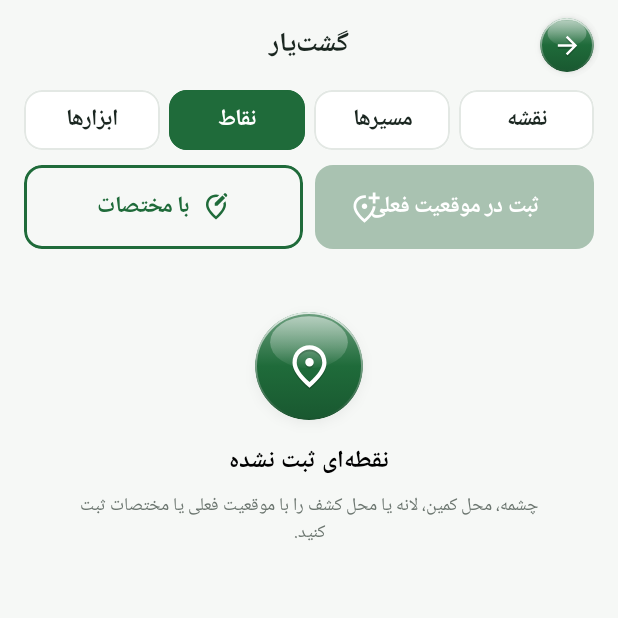
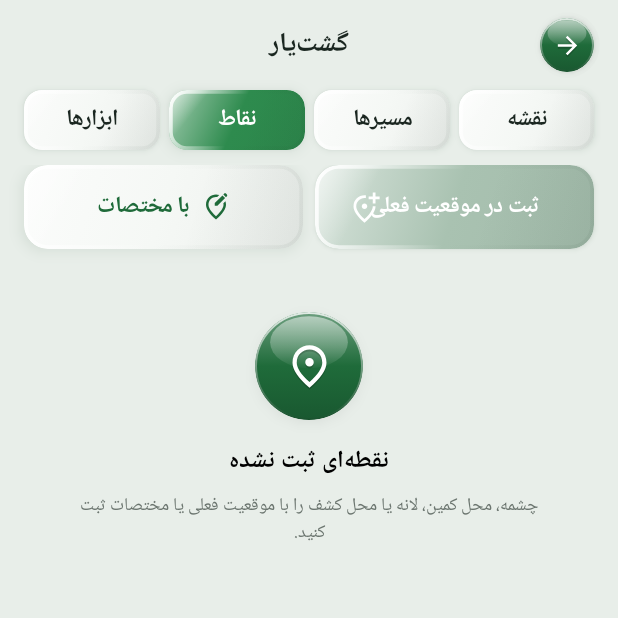
Before and after one commit to hydari/mohitban-android, an Android app built with Jetpack Compose: the GashtScreen screen opened through its navigation route, after a tap on "نقاط", on a phone screen of 412 x 824 dp, the top half of it. Run offline under Robolectric (Android 15) with nearby library versions, the phone set to English and light mode, and no system bars; our stand-ins replace Room's generated code; 1 statement that could not run was skipped; 2 other taps on this screen came first.

Commit message:
Formal claymorphism: clay cards, buttons, chips, tabs and bottom bar, inset clay fields, 16dp corners, light clay dashboard
Co-Authored-By: Claude Opus 5.5 <noreply@anthropic.com>
Claude-Session: https://claude.ai/code/session_019YAPU5vx6cTeVP4voc5iNR

```diff
--- a/app/src/main/java/ir/mohitban/app/ui/components/Animations.kt
+++ b/app/src/main/java/ir/mohitban/app/ui/components/Animations.kt
@@ -90,7 +90,7 @@ fun SuccessDialog(message: String, onFinished: () -> Unit, durationMs: Long = 14
             Modifier
                 .graphicsLayer { scaleX = appear.value; scaleY = appear.value }
                 .clip(RoundedCornerShape(Corners.R))
-                .background(Color.White)
+                .background(Clay.Surface)
                 .widthIn(min = 220.dp)
                 .padding(horizontal = 28.dp, vertical = 24.dp),
             horizontalAlignment = Alignment.CenterHorizontally,
--- /dev/null
+++ b/app/src/main/java/ir/mohitban/app/ui/components/Clay.kt
@@ -0,0 +1,99 @@
+package ir.mohitban.app.ui.components
+
+import android.os.Build
+import androidx.compose.animation.core.animateFloatAsState
+import androidx.compose.animation.core.tween
+import androidx.compose.foundation.interaction.MutableInteractionSource
+import androidx.compose.foundation.interaction.collectIsPressedAsState
+import androidx.compose.foundation.shape.RoundedCornerShape
+import androidx.compose.runtime.getValue
+import androidx.compose.runtime.remember
+import androidx.compose.ui.Modifier
+import androidx.compose.ui.composed
+import androidx.compose.ui.draw.clip
+import androidx.compose.ui.draw.drawBehind
+import androidx.compose.ui.draw.shadow
+import androidx.compose.ui.geometry.CornerRadius
+import androidx.compose.ui.geometry.Offset
+import androidx.compose.ui.geometry.Size
+import androidx.compose.ui.graphics.Brush
+import androidx.compose.ui.graphics.Color
+import androidx.compose.ui.graphics.drawscope.Stroke
+import androidx.compose.ui.graphics.drawscope.drawIntoCanvas
+import androidx.compose.ui.graphics.graphicsLayer
+import androidx.compose.ui.graphics.toArgb
+import androidx.compose.ui.unit.Dp
+import androidx.compose.ui.unit.dp
+import ir.mohitban.app.ui.theme.Corners
+
+/**
+ * Formal claymorphism: soft, slightly puffy surfaces in the organisation's greens.
+ * A raised clay surface = warm light from the top-left (white glow outside, highlight inside)
+ * and a soft green-grey shadow to the bottom-right; inset clay (fields) is the reverse.
+ */
+object Clay {
+    val Bg = Color(0xFFE8EEE9)
+    val Surface = Color(0xFFF5F8F5)
+    val Inset = Color(0xFFEAF0EB)
+    val Shadow = Color(0xFF6F8A76)
+}
+
+/** Raised clay surface. Put clickable/padding after it. */
+fun Modifier.clay(
+    radius: Dp = Corners.R,
+    color: Color = Clay.Surface,
+    depth: Dp = 9.dp,
+): Modifier = this
+    .drawBehind {
+        // white glow up-left (Android 9+ draws shadow layers for shapes; older phones simply skip it)
+        if (Build.VERSION.SDK_INT >= 28) {
+            val r = radius.toPx()
+            drawIntoCanvas { c ->
+                val p = android.graphics.Paint(android.graphics.Paint.ANTI_ALIAS_FLAG).apply {
+                    this.color = color.toArgb()
+                    setShadowLayer(depth.toPx() * 1.1f, -depth.toPx() * 0.45f, -depth.toPx() * 0.45f, Color.White.copy(alpha = 0.95f).toArgb())
+                }
+                c.nativeCanvas.drawRoundRect(0f, 0f, size.width, size.height, r, r, p)
+            }
+        }
+    }
+    .shadow(depth, RoundedCornerShape(radius), ambientColor = Clay.Shadow, spotColor = Clay.Shadow)
+    .clip(RoundedCornerShape(radius))
+    .drawBehind {
+        val r = radius.toPx()
+        drawRect(Brush.linearGradient(listOf(lerpColor(color, Color.White, 0.55f), color, lerpColor(color, Color.Black, 0.035f)), start = Offset.Zero, end = Offset(size.width, size.height)))
+        // inner highlight top-left and inner shade bottom-right: the "puffy" clay volume
+        drawRect(Brush.linearGradient(0f to Color.White.copy(alpha = 0.7f), 0.38f to Color.Transparent, start = Offset.Zero, end = Offset(size.width * 0.5f, size.height * 0.9f)))
+        drawRect(Brush.linearGradient(0.6f to Color.Transparent, 1f to Color(0xFF1F3B28).copy(alpha = 0.07f), start = Offset.Zero, end = Offset(size.width, size.height)))
+        val s = 2.5.dp.toPx()
+        drawRoundRect(
+            Brush.linearGradient(listOf(Color.White.copy(alpha = 0.95f), Color.White.copy(alpha = 0f), Color(0xFF1F3B28).copy(alpha = 0.06f)), start = Offset.Zero, end = Offset(size.width, size.height)),
+            topLeft = Offset(s / 2, s / 2), size = Size(size.width - s, size.height - s),
+            cornerRadius = CornerRadius(r - s / 2), style = Stroke(s),
+        )
+    }
+
+/** Pressed-in clay well, for text fields and selected states. */
+fun Modifier.clayInset(radius: Dp = Corners.R, color: Color = Clay.Inset): Modifier = this
+    .clip(RoundedCornerShape(radius))
+    .drawBehind {
+        drawRect(color)
+        val w = size.width; val h = size.height
+        val d = 7.dp.toPx()
+        // shadow falls in from the top-left edges, light from the bottom-right
+        drawRect(Brush.verticalGradient(listOf(Color(0xFF1F3B28).copy(alpha = 0.10f), Color.Transparent), startY = 0f, endY = d))
+        drawRect(Brush.horizontalGradient(listOf(Color(0xFF1F3B28).copy(alpha = 0.07f), Color.Transparent), startX = 0f, endX = d))
+        drawRect(Brush.verticalGradient(listOf(Color.Transparent, Color.White.copy(alpha = 0.9f)), startY = h - d, endY = h), topLeft = Offset(0f, h - d), size = Size(w, d))
+        drawRect(Brush.horizontalGradient(listOf(Color.Transparent, Color.White.copy(alpha = 0.7f)), startX = w - d, endX = w), topLeft = Offset(w - d, 0f), size = Size(d, h))
+    }
+
+/** Soft clay press: the element sinks a little while touched. Pass the same source to clickable. */
+fun Modifier.clayPress(source: MutableInteractionSource): Modifier = composed {
+    val pressed by source.collectIsPressedAsState()
+    val scale by animateFloatAsState(if (pressed) 0.97f else 1f, tween(if (pressed) 90 else 200), label = "clayPress")
+    graphicsLayer { scaleX = scale; scaleY = scale }
+}
+
+/** Convenience: a remembered interaction source for [clayPress] + clickable. */
+@androidx.compose.runtime.Composable
+fun rememberPress(): MutableInteractionSource = remember { MutableInteractionSource() }
--- a/app/src/main/java/ir/mohitban/app/ui/components/Common.kt
+++ b/app/src/main/java/ir/mohitban/app/ui/components/Common.kt
@@ -79,15 +79,14 @@ fun PillButton(
     enabled: Boolean = true,
     loading: Boolean = false,
 ) {
-    val shape = RoundedCornerShape(Corners.R)
+    val press = rememberPress()
     Box(
         modifier = modifier
             .fillMaxWidth()
             .height(56.dp)
-            .shadow(if (enabled) 10.dp else 0.dp, shape, ambientColor = MColors.Green, spotColor = MColors.Green)
-            .clip(shape)
-            .background(if (enabled) MColors.Green else Color(0xFFA9C2B1))
-            .clickable(enabled = enabled && !loading, onClick = onClick),
+            .clayPress(press)
+            .clay(color = if (enabled) MColors.Green2 else Color(0xFFA9C2B1), depth = if (enabled) 10.dp else 2.dp)
+            .clickable(interactionSource = press, indication = androidx.compose.material3.ripple(), enabled = enabled && !loading, onClick = onClick),
         contentAlignment = Alignment.Center,
     ) {
         if (loading) {
@@ -109,13 +108,13 @@ fun PillButton(
 
 @Composable
 fun OutlinePill(text: String, onClick: () -> Unit, modifier: Modifier = Modifier, icon: ImageVector? = null, color: Color = MColors.Green) {
-    val shape = RoundedCornerShape(Corners.R)
+    val press = rememberPress()
     Row(
         modifier = modifier
             .height(52.dp)
-            .clip(shape)
-            .border(1.5.dp, color, shape)
-            .clickable(onClick = onClick)
+            .clayPress(press)
+            .clay(depth = 6.dp)
+            .clickable(interactionSource = press, indication = androidx.compose.material3.ripple(), onClick = onClick)
             .padding(horizontal = 16.dp),
         verticalAlignment = Alignment.CenterVertically,
         horizontalArrangement = Arrangement.Center,
@@ -124,7 +123,7 @@ fun OutlinePill(text: String, onClick: () -> Unit, modifier: Modifier = Modifier
             Icon(icon, null, tint = color, modifier = Modifier.size(20.dp))
             Spacer(Modifier.width(8.dp))
         }
-        Text(text, color = color, style = MaterialTheme.typography.labelLarge)
+        Text(text, color = color, style = MaterialTheme.typography.labelLarge.copy(fontWeight = FontWeight.Bold))
     }
 }
 
@@ -138,14 +137,12 @@ fun AppCard(
     onClick: (() -> Unit)? = null,
     content: @Composable ColumnScope.() -> Unit,
 ) {
-    val shape = RoundedCornerShape(radius)
+    val press = rememberPress()
     Column(
         modifier = modifier
-            .shadow(5.dp, shape, ambientColor = Color(0x22143C1E), spotColor = Color(0x22143C1E))
-            .clip(shape)
-            .background(Color.White)
-            .border(1.dp, Color(0xFFEEF1EE), shape)
-            .then(if (onClick != null) Modifier.clickable(onClick = onClick) else Modifier),
+            .then(if (onClick != null) Modifier.clayPress(press) else Modifier)
+            .clay(radius)
+            .then(if (onClick != null) Modifier.clickable(interactionSource = press, indication = androidx.compose.material3.ripple(), onClick = onClick) else Modifier),
         content = content,
     )
 }
@@ -187,43 +184,13 @@ fun GlassCard(
     onClick: (() -> Unit)? = null,
     content: @Composable RowScope.() -> Unit,
 ) {
-    val shape = RoundedCornerShape(radius)
-    val backdrop = LocalGlassBackdrop.current
-    var position by remember { mutableStateOf(Offset.Zero) }
+    // formerly liquid glass; now the same clay surface as every card (dark = a faint green tint)
+    val press = rememberPress()
     Row(
         modifier = modifier
-            .shadow(if (dark) 8.dp else 18.dp, shape, ambientColor = Color.Black, spotColor = Color(0x66000000))
-            .clip(shape)
-            .onGloballyPositioned { position = it.positionInRoot() }
-            .drawBehind {
-                drawBackdrop(backdrop, position)
-                // tint
-                drawRect(
-                    if (dark) Brush.verticalGradient(listOf(Color(0x3DFFFFFF), Color(0x14FFFFFF)))
-                    else Brush.verticalGradient(listOf(Color(0xD1F7FBF8), Color(0xB8E6F1EA))),
-                )
-                // specular sheen (liquid glass)
-                drawRect(
-                    Brush.verticalGradient(
-                        0f to Color.White.copy(alpha = if (dark) 0.22f else 0.45f),
-                        0.42f to Color.White.copy(alpha = 0.04f),
-                        1f to Color.Transparent,
-                    ),
-                    size = this.size.copy(height = this.size.height * 0.55f),
-                )
-                drawRect(
-                    Brush.linearGradient(
-                        listOf(Color.White.copy(alpha = 0.18f), Color.Transparent, Color.Transparent, Color.White.copy(alpha = 0.08f)),
-                        start = Offset.Zero, end = Offset(this.size.width, this.size.height),
-                    ),
-                )
-            }
-            .border(
-                1.2.dp,
-                Brush.linearGradient(listOf(Color(0xD9FFFFFF), Color(0x33FFFFFF), Color(0x14FFFFFF), Color(0x80FFFFFF))),
-                shape,
-            )
-            .then(if (onClick != null) Modifier.clickable(onClick = onClick) else Modifier),
+            .then(if (onClick != null) Modifier.clayPress(press) else Modifier)
+            .clay(radius, color = if (dark) Color(0xFFF1F6F2) else Clay.Surface)
+            .then(if (onClick != null) Modifier.clickable(interactionSource = press, indication = androidx.compose.material3.ripple(), onClick = onClick) else Modifier),
         verticalAlignment = Alignment.CenterVertically,
         content = content,
     )
@@ -356,37 +323,14 @@ enum class MainTab(val title: String, val icon: ImageVector, val color: Color) {
 /** Floating glass navigation bar (blurred photo behind it on the dashboard, frosted green elsewhere). */
 @Composable
 fun BottomBar(current: MainTab, onSelect: (MainTab) -> Unit, modifier: Modifier = Modifier) {
-    val shape = RoundedCornerShape(Corners.R)
-    val backdrop = LocalGlassBackdrop.current
-    val glass = backdrop != null
-    var position by remember { mutableStateOf(Offset.Zero) }
+    val glass = false // every screen uses the clay bar now
     Row(
         modifier = modifier
             .navigationBarsPadding()
             .padding(horizontal = 14.dp, vertical = 10.dp)
             .fillMaxWidth()
             .height(72.dp)
-            .shadow(if (glass) 20.dp else 10.dp, shape, ambientColor = Color.Black, spotColor = if (glass) Color(0x80000000) else Color(0x40143C1E))
-            .clip(shape)
-            .onGloballyPositioned { position = it.positionInRoot() }
-            .drawBehind {
-                if (glass) {
-                    drawBackdrop(backdrop, position)
-                    drawRect(Brush.verticalGradient(listOf(Color(0x8C0E2A18), Color(0xB30A1F12))))
-                    drawRect(
-                        Brush.verticalGradient(0f to Color.White.copy(alpha = 0.20f), 0.5f to Color.Transparent),
-                        size = this.size.copy(height = this.size.height * 0.5f),
-                    )
-                } else {
-                    drawRect(Color.White)
-                }
-            }
-            .border(
-                if (glass) 1.dp else 0.8.dp,
-                if (glass) Brush.verticalGradient(listOf(Color(0x99FFFFFF), Color(0x1AFFFFFF)))
-                else Brush.verticalGradient(listOf(MColors.Green2, MColors.Green)),
-                shape,
-            )
+            .clay(depth = 12.dp)
             .padding(horizontal = 6.dp),
         horizontalArrangement = Arrangement.SpaceAround,
         verticalAlignment = Alignment.CenterVertically,
@@ -396,13 +340,9 @@ fun BottomBar(current: MainTab, onSelect: (MainTab) -> Unit, modifier: Modifier
             Column(
                 Modifier
                     .weight(1f)
-                    .clip(RoundedCornerShape(9.dp))
+                    .clip(RoundedCornerShape(12.dp))
                     .then(
-                        if (on && glass) Modifier
-                            .background(Brush.verticalGradient(listOf(Color(0x47FFFFFF), Color(0x1AFFFFFF))))
-                            .border(1.dp, Color(0x40FFFFFF), RoundedCornerShape(9.dp))
-                        else if (on) Modifier.background(MColors.GreenLight)
-                        else Modifier,
+                        if (on) Modifier.clayInset(12.dp, Color(0xFFE2EEE5)) else Modifier,
                     )
                     .clickable { onSelect(tab) }
                     .padding(vertical = 5.dp),
--- a/app/src/main/java/ir/mohitban/app/ui/components/DeveloperDialog.kt
+++ b/app/src/main/java/ir/mohitban/app/ui/components/DeveloperDialog.kt
@@ -61,7 +61,7 @@ fun DeveloperDialog(onDismiss: () -> Unit) {
                 .widthIn(max = 380.dp)
                 .shadow(24.dp, RoundedCornerShape(Corners.R))
                 .clip(RoundedCornerShape(Corners.R))
-                .background(Color.White)
+                .background(Clay.Surface)
                 .padding(22.dp),
             horizontalAlignment = Alignment.CenterHorizontally,
         ) {
--- a/app/src/main/java/ir/mohitban/app/ui/components/Fields.kt
+++ b/app/src/main/java/ir/mohitban/app/ui/components/Fields.kt
@@ -158,9 +158,9 @@ fun MField(
             modifier = Modifier
                 .fillMaxWidth()
                 .heightIn(min = if (big) 56.dp else 50.dp)
-                .shadow(3.dp, shape, clip = false, ambientColor = Color(0x14143C1E), spotColor = Color(0x1F143C1E))
-                .background(Color.White, shape)
-                .border(if (focused || highlight || error != null) 1.5.dp else 1.dp, borderColor, shape)
+                // pressed-in clay well; a coloured rim only when focused, valid or wrong
+                .clayInset()
+                .border(1.5.dp, if (borderColor == MColors.Line) Color.Transparent else borderColor, shape)
                 .then(if (onClick != null) Modifier.clickable(onClick = onClick) else Modifier)
                 .padding(horizontal = 14.dp),
             verticalAlignment = Alignment.CenterVertically,
--- a/app/src/main/java/ir/mohitban/app/ui/components/JalaliDatePicker.kt
+++ b/app/src/main/java/ir/mohitban/app/ui/components/JalaliDatePicker.kt
@@ -64,7 +64,7 @@ fun JalaliDatePickerDialog(
         Column(
             Modifier
                 .clip(RoundedCornerShape(Corners.R))
-                .background(Color.White)
+                .background(Clay.Surface)
                 .padding(16.dp),
         ) {
             Text(title, style = MaterialTheme.typography.labelMedium, color = MColors.Muted)
--- a/app/src/main/java/ir/mohitban/app/ui/components/SignatureField.kt
+++ b/app/src/main/java/ir/mohitban/app/ui/components/SignatureField.kt
@@ -134,7 +134,7 @@ fun SignatureField(
                     .fillMaxWidth()
                     .fillMaxHeight(0.82f)
                     .clip(RoundedCornerShape(Corners.R))
-                    .background(Color.White)
+                    .background(Clay.Surface)
                     .padding(16.dp),
             ) {
                 Row(verticalAlignment = Alignment.CenterVertically) {
--- a/app/src/main/java/ir/mohitban/app/ui/gasht/GashtScreen.kt
+++ b/app/src/main/java/ir/mohitban/app/ui/gasht/GashtScreen.kt
@@ -111,6 +111,8 @@ import kotlinx.coroutines.flow.map
 import kotlinx.coroutines.flow.stateIn
 import kotlinx.coroutines.launch
 import kotlinx.coroutines.withContext
+import ir.mohitban.app.ui.components.clay
+import ir.mohitban.app.ui.components.clayInset
 
 // ============================================================================ view-model
 
@@ -298,9 +300,8 @@ fun GashtScreen(onBack: () -> Unit) {
             listOf("نقشه", "مسیرها", "نقاط", "ابزارها").forEachIndexed { i, t ->
                 val on = vm.tab == i
                 Box(
-                    Modifier.weight(1f).height(40.dp).clip(RoundedCornerShape(Corners.R))
-                        .background(if (on) MColors.Green else Color.White)
-                        .border(1.dp, if (on) MColors.Green else MColors.Line, RoundedCornerShape(Corners.R))
+                    Modifier.weight(1f).height(40.dp)
+                        .clay(12.dp, color = if (on) MColors.Green2 else ir.mohitban.app.ui.components.Clay.Surface, depth = if (on) 6.dp else 3.dp)
                         .clickable { vm.tab = i },
                     contentAlignment = Alignment.Center,
                 ) {
@@ -460,8 +461,7 @@ fun SmallAction(icon: ImageVector, text: String, modifier: Modifier = Modifier,
     Row(
         modifier
             .height(40.dp)
-            .clip(RoundedCornerShape(10.dp))
-            .background(if (enabled) color.copy(alpha = 0.1f) else MColors.Bg)
+            .then(if (enabled) Modifier.clay(10.dp, depth = 3.dp) else Modifier.clayInset(10.dp))
             .then(if (enabled) Modifier.clickable(onClick = onClick) else Modifier)
             .padding(horizontal = 8.dp),
         verticalAlignment = Alignment.CenterVertically,
@@ -573,9 +573,7 @@ fun ChoiceChip(text: String, selected: Boolean, modifier: Modifier = Modifier, o
     Box(
         modifier
             .height(38.dp)
-            .clip(RoundedCornerShape(10.dp))
-            .background(if (selected) MColors.GreenTint else Color.White)
-            .border(if (selected) 2.dp else 1.dp, if (selected) MColors.Green2 else MColors.Line, RoundedCornerShape(10.dp))
+            .then(if (selected) Modifier.clayInset(10.dp, Color(0xFFDCEEE2)).border(1.5.dp, MColors.Green2, RoundedCornerShape(10.dp)) else Modifier.clay(10.dp, depth = 3.dp))
             .clickable(onClick = onClick)
             .padding(horizontal = 6.dp),
         contentAlignment = Alignment.Center,
--- a/app/src/main/java/ir/mohitban/app/ui/profile/ProfileSections.kt
+++ b/app/src/main/java/ir/mohitban/app/ui/profile/ProfileSections.kt
@@ -57,6 +57,8 @@ import ir.mohitban.app.ui.components.NumericMode
 import ir.mohitban.app.ui.components.rememberImagePicker
 import ir.mohitban.app.ui.components.rememberStoredImage
 import ir.mohitban.app.ui.theme.MColors
+import ir.mohitban.app.ui.components.clay
+import ir.mohitban.app.ui.components.clayInset
 
 @Composable
 fun PersonalSection(form: ProfileForm, errors: Map<String, String>, onChange: (ProfileForm) -> Unit) {
@@ -128,9 +130,7 @@ private fun TypeCard(title: String, icon: ImageVector, selected: Boolean, modifi
     Row(
         modifier
             .height(58.dp)
-            .clip(shape)
-            .background(if (selected) MColors.GreenTint else Color.White)
-            .border(if (selected) 2.dp else 1.dp, if (selected) MColors.Green2 else MColors.Line, shape)
+            .then(if (selected) Modifier.clayInset(Corners.R, Color(0xFFDCEEE2)).border(1.5.dp, MColors.Green2, RoundedCornerShape(Corners.R)) else Modifier.clay(Corners.R, depth = 4.dp))
             .clickable(onClick = onClick)
             .padding(horizontal = 12.dp),
         verticalAlignment = Alignment.CenterVertically,
--- a/app/src/main/java/ir/mohitban/app/ui/records/RecordsScreen.kt
+++ b/app/src/main/java/ir/mohitban/app/ui/records/RecordsScreen.kt
@@ -95,6 +95,8 @@ import kotlinx.coroutines.flow.flatMapLatest
 import kotlinx.coroutines.flow.stateIn
 import kotlinx.coroutines.launch
 import kotlinx.coroutines.withContext
+import ir.mohitban.app.ui.components.clay
+import ir.mohitban.app.ui.components.clayInset
 
 @OptIn(ExperimentalCoroutinesApi::class)
 class RecordsViewModel(private val fuel: FuelRepository) : ViewModel() {
@@ -119,9 +121,7 @@ fun SeasonChips(selected: Season, onSelect: (Season) -> Unit, modifier: Modifier
                 Modifier
                     .weight(1f)
                     .height(42.dp)
-                    .clip(shape)
-                    .background(if (on) MColors.Green else Color.White)
-                    .border(1.5.dp, if (on) MColors.Green else MColors.Line, shape)
+                    .clay(12.dp, color = if (on) MColors.Green2 else ir.mohitban.app.ui.components.Clay.Surface, depth = if (on) 6.dp else 3.dp)
                     .clickable { onSelect(s) },
                 contentAlignment = Alignment.Center,
             ) {
--- a/app/src/main/java/ir/mohitban/app/ui/shift/ShiftScreen.kt
+++ b/app/src/main/java/ir/mohitban/app/ui/shift/ShiftScreen.kt
@@ -70,6 +70,8 @@ import kotlinx.coroutines.flow.SharingStarted
 import kotlinx.coroutines.flow.first
 import kotlinx.coroutines.flow.stateIn
 import kotlinx.coroutines.launch
+import ir.mohitban.app.ui.components.clay
+import ir.mohitban.app.ui.components.clayInset
 
 /** Colours shared by the calendar, the dashboard card and the photo rim. */
 object ShiftColors {
@@ -444,9 +446,7 @@ private fun PatternChip(label: String, selected: Boolean, modifier: Modifier, on
     Box(
         modifier
             .height(46.dp)
-            .clip(shape)
-            .background(if (selected) MColors.GreenTint else Color.White)
-            .border(if (selected) 2.dp else 1.dp, if (selected) MColors.Green2 else MColors.Line, shape)
+            .then(if (selected) Modifier.clayInset(Corners.R, Color(0xFFDCEEE2)).border(1.5.dp, MColors.Green2, RoundedCornerShape(Corners.R)) else Modifier.clay(Corners.R, depth = 4.dp))
             .clickable(onClick = onClick),
         contentAlignment = Alignment.Center,
     ) {
--- a/app/src/main/java/ir/mohitban/app/ui/theme/Theme.kt
+++ b/app/src/main/java/ir/mohitban/app/ui/theme/Theme.kt
@@ -34,7 +34,7 @@ object MColors {
     val Muted = Color(0xFF6B756F)
     val Hint = Color(0xFFA3ABA5)
     val Line = Color(0xFFE3E8E4)
-    val Bg = Color(0xFFF6F8F6)
+    val Bg = Color(0xFFE8EEE9)
     val White = Color(0xFFFFFFFF)
     val PlateRed = Color(0xFFC62828)
     val PlateBlue = Color(0xFF1D4FA3)
@@ -138,7 +138,7 @@ fun MohitbanTheme(content: @Composable () -> Unit) {
 
 /** One modest corner radius for cards, buttons, fields, dialogs and the bottom bar (formal look). */
 object Corners {
-    val R = 12.dp
+    val R = 16.dp
     val Shape = androidx.compose.foundation.shape.RoundedCornerShape(R)
     val materialShapes = androidx.compose.material3.Shapes(
         extraSmall = androidx.compose.foundation.shape.RoundedCornerShape(6.dp),
```
Also changed, not shown: app/src/main/java/ir/mohitban/app/ui/dashboard/DashboardScreen.kt (+26 -40 lines), app/src/main/java/ir/mohitban/app/ui/fuel/FuelFormScreen.kt (+4 -4 lines).
